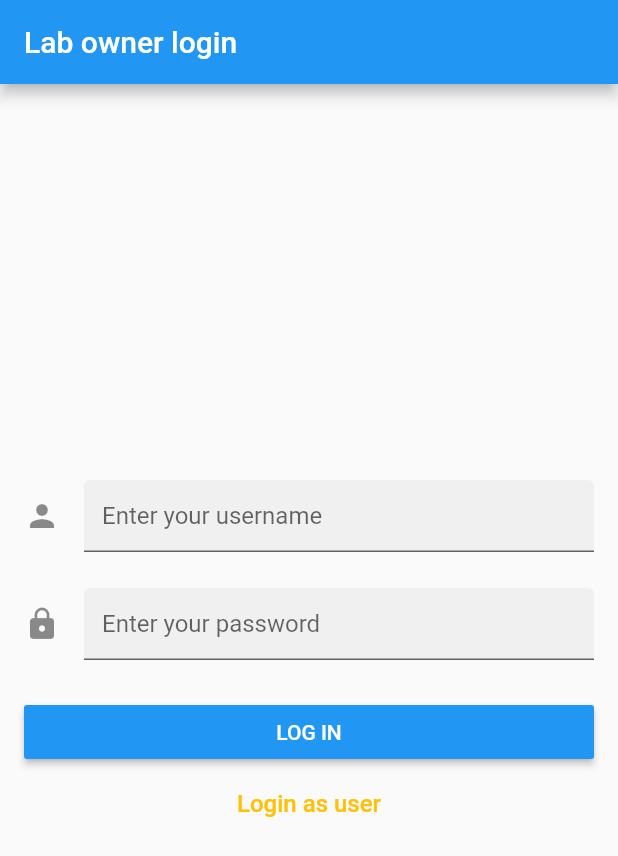
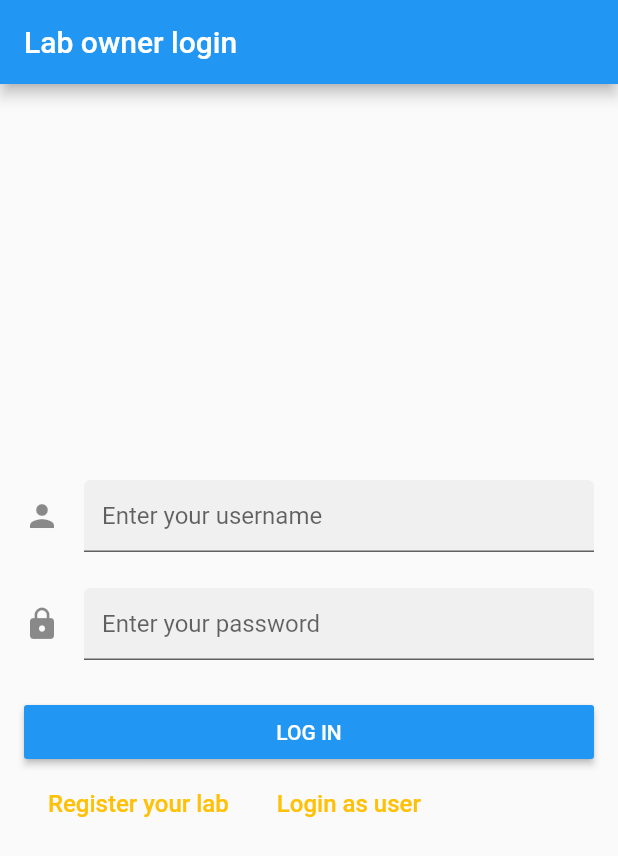
Before and after one commit to guptasurbhi99/WomenCovidWarriors_FindMyLab, a Flutter app: the screen it shows after launch, after a tap on "LOG IN", after a tap on "Login as lab owner", on a phone screen of 412 x 824 dp. Shown: the top 856 px of the screen. Run offline on Flutter 3.47's test engine with Material 2 defaults, Android fonts, the light colour scheme and no system bars; our stand-ins replace location.

Commit message:
Integrate Register screen with owner login.

```diff
--- a/FindMyLab/lib/main.dart
+++ b/FindMyLab/lib/main.dart
@@ -12,15 +12,14 @@ import './screens/owner_dashboard.dart';
 import './screens/loading.dart';
 import './screens/book_appointment.dart';
 import './screens/owner_login.dart';
+import './screens/register_lab.dart';
 
-void main() => runApp(MaterialApp(
-    initialRoute: '/login',
-    routes: {
+void main() => runApp(MaterialApp(initialRoute: '/login', routes: {
       '/': (context) => Loading(),
       '/login': (context) => Login(),
+      '/register_lab': (context) => Register(),
       '/owner_login': (context) => OwnerLogin(),
       '/user_dashboard': (context) => UserDashboard(),
       '/owner_dashboard': (context) => OwnerDashboard(),
       '/book_appointment': (context) => BookAppointment()
-    }
-));
+    }));
--- a/FindMyLab/lib/screens/owner_login.dart
+++ b/FindMyLab/lib/screens/owner_login.dart
@@ -147,6 +147,19 @@ class TextFormFieldDemoState extends State<TextFormFieldDemo> {
                   _handleSubmitted();
                 },
               ),
+              Row(
+                children: <Widget>[
+                  FlatButton(
+                    onPressed: () {
+                      Navigator.pushNamed(context, '/register_lab');
+                    },
+                    child: const Text(
+                      'Register your lab',
+                      style: TextStyle(fontSize: 16),
+                    ),
+                    textColor: Colors.amber[500],
+                  ),
+                  sizedBoxSpace,
                   FlatButton(
                     onPressed: () {
                       Navigator.pushNamed(context, '/login');
@@ -157,6 +170,8 @@ class TextFormFieldDemoState extends State<TextFormFieldDemo> {
                     ),
                     textColor: Colors.amber[500],
                   ),
+                ],
+              ),
               sizedBoxSpace,
             ],
           ),
```
Also changed, not shown: FindMyLab/lib/screens/register_lab.dart (renamed from FindMyLab/lib/screens/registerlab.dart). Lines whose indentation alone changed are shown as unchanged.
